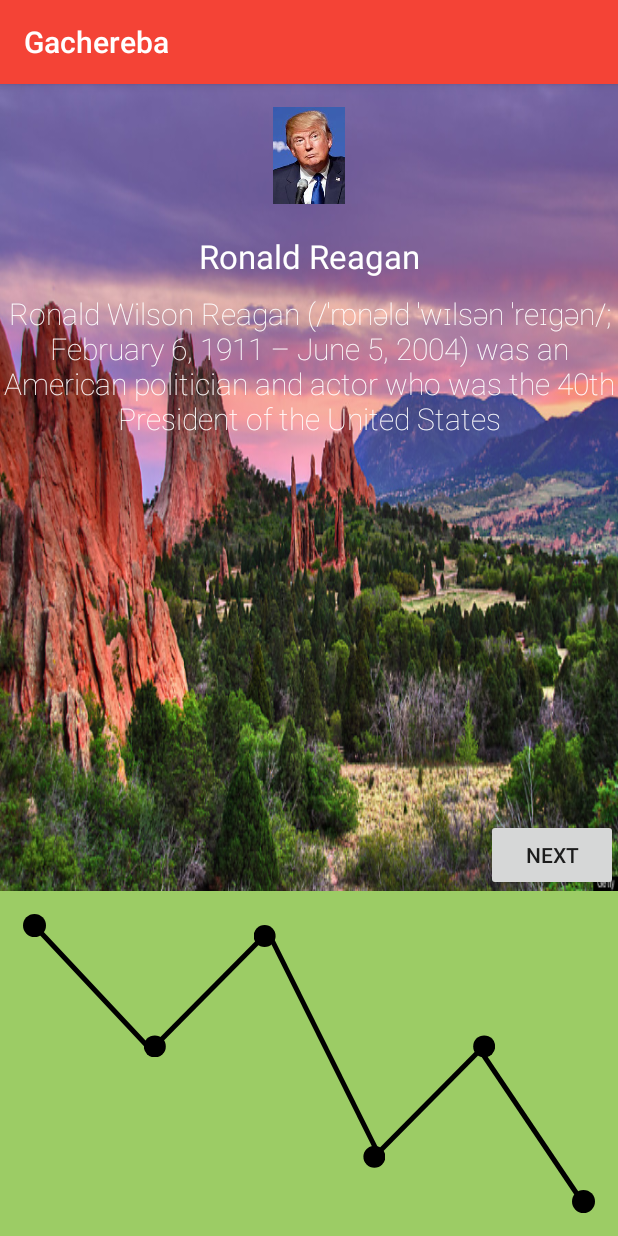
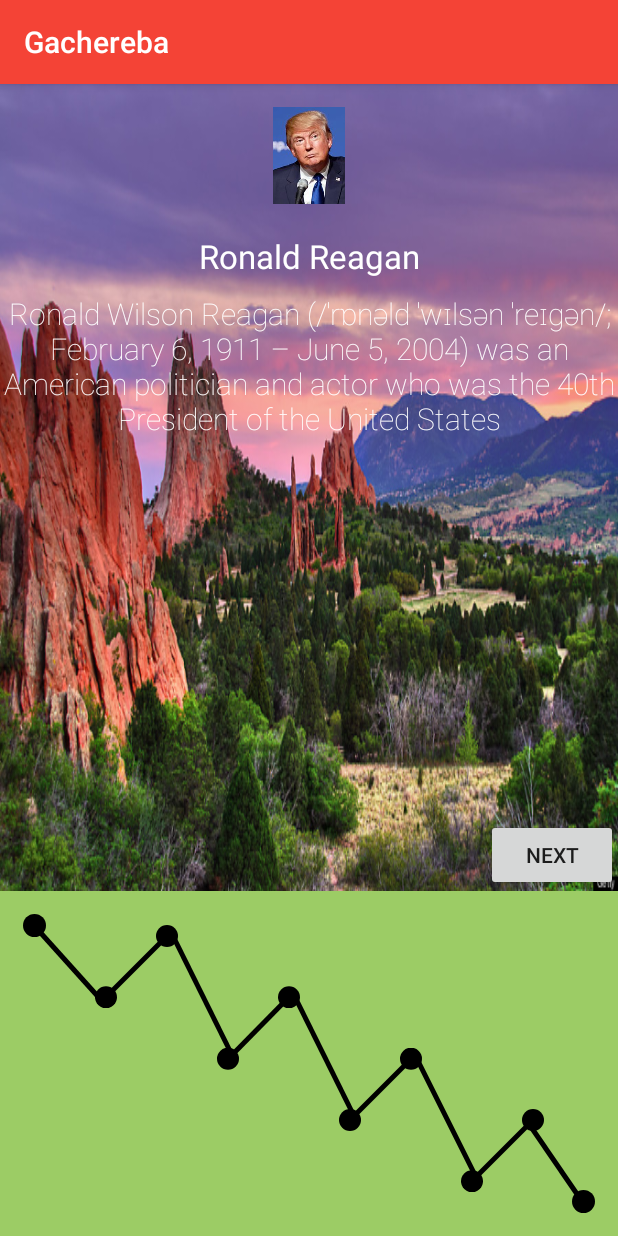
Before and after one commit to ashalva/hackjunction2016, an Android app: the screen it shows after launch (StoryActivity), on a phone screen of 412 x 824 dp. Run offline under Robolectric (Android 15) with nearby library versions, the phone set to English and light mode, and no system bars; libraries missing offline, so code that uses them is left out: com.felipecsl.gifimageview; 13 statements that could not run were skipped.

Commit message:
line fixes

```diff
--- a/BusJunctionChallenge/app/src/main/java/com/junction/hack/busjunctionchallenge/StoryActivity.java
+++ b/BusJunctionChallenge/app/src/main/java/com/junction/hack/busjunctionchallenge/StoryActivity.java
@@ -92,8 +92,7 @@ public class StoryActivity extends AppCompatActivity implements Animation.Animat
         float endX = _endPoint.getX() + _endPoint.getWidth() / 2;
         float endY = _endPoint.getY() + _endPoint.getHeight() / 2;
 
-        int pointCount = 20;
-        pointCount = this.storyViewModel.getStorySize();
+        int pointCount = this.storyViewModel.getStorySize();
         float nextX = (endX - startX) / pointCount;
         float differenceY = (endY - startY) / (pointCount / 2f);
 
@@ -114,10 +113,10 @@ public class StoryActivity extends AppCompatActivity implements Animation.Animat
             newPoint.setBackground(ContextCompat.getDrawable(this, R.drawable.route_point_background));
 
             _coordinateList.add(new Coordinate(startX, startY));
-            view.addView(newPoint);
+            if (i < pointCount - 1)
+                view.addView(newPoint);
         }
         addLines(view);
-        //_coordinateList.add(new Coordinate(_endPoint.getX(),_endPoint.getY()));
     }
 
     private void addLines(RelativeLayout view) {
--- a/BusJunctionChallenge/app/src/main/java/com/junction/hack/busjunctionchallenge/factory/StoryResponseFactory.java
+++ b/BusJunctionChallenge/app/src/main/java/com/junction/hack/busjunctionchallenge/factory/StoryResponseFactory.java
@@ -34,6 +34,18 @@ public class StoryResponseFactory {
         this.stories.add(
                 new Story(R.drawable.donald_trump, "Donald Trump", "Donald John Trump is an American businessman and the President-elect of the United States. In June 2015, Trump announced his candidacy for president as a Republican and quickly emerged as the front-runner for his party's nomination.")
         );
+        this.stories.add(
+                new Story(R.drawable.bill_clinton, "Bill Clinton", "William Jefferson \"Bill\" Clinton (born William Jefferson Blythe III; August 19, 1946) is an American politician who served as the 42nd President of the United States from 1993 to 2001.")
+        );
+        this.stories.add(
+                new Story(R.drawable.george_w_bush, "George W. Bush", "George Walker Bush (born July 6, 1946) is an American politician who was the 43rd President of the United States from 2001 to 2009.")
+        );
+        this.stories.add(
+                new Story(R.drawable.barack_obama, "Barack Obama", "Barack Hussein Obama II born August 4, 1961) is an American politician who is the 44th and current President of the United States.")
+        );
+        this.stories.add(
+                new Story(R.drawable.donald_trump, "Donald Trump", "Donald John Trump is an American businessman and the President-elect of the United States. In June 2015, Trump announced his candidacy for president as a Republican and quickly emerged as the front-runner for his party's nomination.")
+        );
 
     }
 
```
